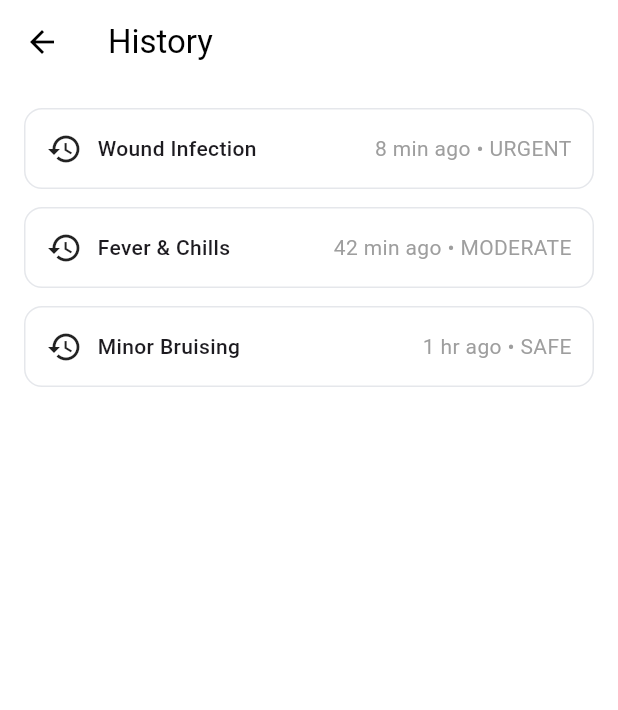
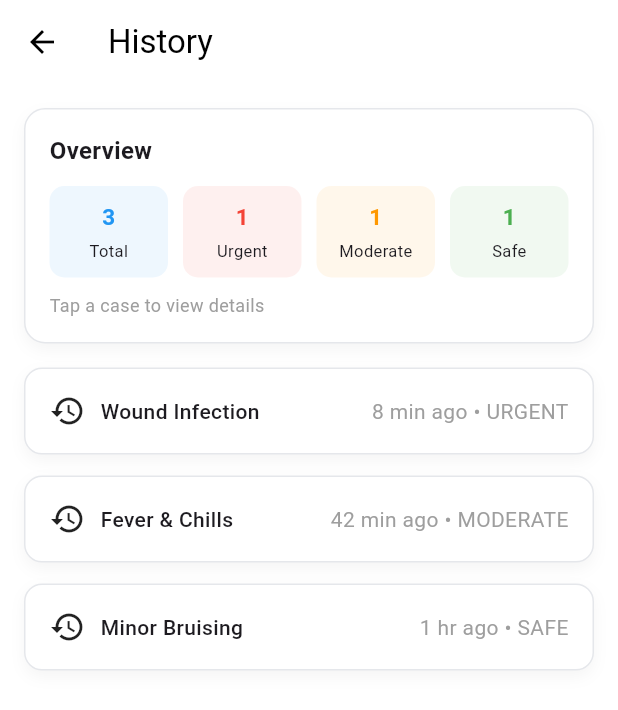
Before and after one commit to SAIRAJ41/OfflineMedic, a Flutter app: the HomeScreen screen opened directly, on a phone screen of 412 x 824 dp. Shown: the top 710 px of the screen. Run offline on Flutter 3.47's test engine with Material 3 defaults, Android fonts, the phone set to English and light mode, and no system bars.

Commit message:
added dashboard

```diff
--- a/lib/screens/home/home_screen.dart
+++ b/lib/screens/home/home_screen.dart
@@ -9,10 +9,8 @@ class HomeScreen extends StatefulWidget {
 
 class _HomeScreenState extends State<HomeScreen> {
 
-  /// Track which card is expanded
   int? expandedIndex;
 
-  /// 🔹 MOCK DATA (replace later)
   final List<Map<String, dynamic>> history = [
     {
       "title": "Wound Infection",
@@ -60,6 +58,10 @@ class _HomeScreenState extends State<HomeScreen> {
     }
   }
 
+  int countSeverity(String level) {
+    return history.where((e) => e["severity"] == level).length;
+  }
+
   @override
   Widget build(BuildContext context) {
     return Scaffold(
@@ -75,10 +77,67 @@ class _HomeScreenState extends State<HomeScreen> {
         ),
       ),
 
-      body: ListView.builder(
+      body: ListView(
         padding: const EdgeInsets.all(16),
-        itemCount: history.length,
-        itemBuilder: (context, index) {
+        children: [
+
+          /// 🔷 DASHBOARD
+          Container(
+            padding: const EdgeInsets.all(16),
+            margin: const EdgeInsets.only(bottom: 16),
+            decoration: BoxDecoration(
+              color: Colors.white,
+              border: Border.all(color: const Color(0xFFE5E7EB)),
+              borderRadius: BorderRadius.circular(14),
+              boxShadow: [
+                BoxShadow(
+                  color: Colors.black.withOpacity(0.04),
+                  blurRadius: 8,
+                  offset: const Offset(0, 4),
+                ),
+              ],
+            ),
+            child: Column(
+              crossAxisAlignment: CrossAxisAlignment.start,
+              children: [
+
+                const Text(
+                  "Overview",
+                  style: TextStyle(
+                    fontWeight: FontWeight.bold,
+                    fontSize: 16,
+                  ),
+                ),
+
+                const SizedBox(height: 12),
+
+                Row(
+                  children: [
+                    _statBox("Total", history.length.toString(), Colors.blue),
+                    const SizedBox(width: 10),
+                    _statBox("Urgent",
+                        countSeverity("URGENT").toString(), Colors.red),
+                    const SizedBox(width: 10),
+                    _statBox("Moderate",
+                        countSeverity("MODERATE").toString(), Colors.orange),
+                    const SizedBox(width: 10),
+                    _statBox("Safe",
+                        countSeverity("SAFE").toString(), Colors.green),
+                  ],
+                ),
+
+                const SizedBox(height: 10),
+
+                const Text(
+                  "Tap a case to view details",
+                  style: TextStyle(fontSize: 12, color: Colors.grey),
+                ),
+              ],
+            ),
+          ),
+
+          /// 🔽 HISTORY LIST
+          ...List.generate(history.length, (index) {
             final item = history[index];
             final isExpanded = expandedIndex == index;
 
@@ -90,17 +149,25 @@ class _HomeScreenState extends State<HomeScreen> {
               },
               child: AnimatedContainer(
                 duration: const Duration(milliseconds: 200),
-              margin: const EdgeInsets.only(bottom: 12),
-              padding: const EdgeInsets.all(14),
+                margin: const EdgeInsets.only(bottom: 14),
+                padding: const EdgeInsets.all(16),
                 decoration: BoxDecoration(
+                  color: Colors.white,
                   border: Border.all(color: const Color(0xFFE5E7EB)),
                   borderRadius: BorderRadius.circular(12),
+                  boxShadow: [
+                    BoxShadow(
+                      color: Colors.black.withOpacity(0.04),
+                      blurRadius: 8,
+                      offset: const Offset(0, 4),
+                    ),
+                  ],
                 ),
                 child: Column(
                   crossAxisAlignment: CrossAxisAlignment.start,
                   children: [
 
-                  /// HEADER ROW
+                    /// HEADER
                     Row(
                       children: [
                         const Icon(Icons.history),
@@ -108,7 +175,9 @@ class _HomeScreenState extends State<HomeScreen> {
                         Expanded(
                           child: Text(
                             item["title"],
-                          style: const TextStyle(fontWeight: FontWeight.w500),
+                            style: const TextStyle(
+                              fontWeight: FontWeight.w500,
+                            ),
                           ),
                         ),
                         Text(
@@ -118,41 +187,46 @@ class _HomeScreenState extends State<HomeScreen> {
                       ],
                     ),
 
-                  /// 🔽 EXPANDED CONTENT
                     if (isExpanded) ...[
                       const SizedBox(height: 12),
 
-                    /// Severity
-                    Row(
-                      children: [
-                        const Text("Severity: "),
-                        Text(
+                      /// 🔴 SEVERITY BADGE
+                      Container(
+                        padding: const EdgeInsets.symmetric(
+                            horizontal: 8, vertical: 4),
+                        decoration: BoxDecoration(
+                          color: severityColor(item["severity"])
+                              .withOpacity(0.15),
+                          borderRadius: BorderRadius.circular(6),
+                        ),
+                        child: Text(
                           item["severity"],
                           style: TextStyle(
                             color: severityColor(item["severity"]),
                             fontWeight: FontWeight.bold,
+                            fontSize: 12,
                           ),
                         ),
-                      ],
                       ),
 
-                    const SizedBox(height: 6),
+                      const SizedBox(height: 8),
 
-                    /// Condition
+                      /// CONDITION
                       Text(item["condition"]),
 
                       const SizedBox(height: 10),
 
-                    /// Do Now
+                      const Divider(height: 16),
+
+                      /// DO NOW
                       ...List.generate(
                         item["do_now"].length,
                         (i) => Text("• ${item["do_now"][i]}"),
                       ),
 
-                    /// TODO (TEAMMATE - HISTORY DETAILS):
-                    /// Replace mock data with:
-                    /// database_service.dart stored reports
-                    /// Show full JSON:
+                      /// TODO (TEAMMATE):
+                      /// Replace with database_service.dart
+                      /// Add:
                       /// - do_not
                       /// - red_flags
                       /// - confidence
@@ -161,7 +235,37 @@ class _HomeScreenState extends State<HomeScreen> {
                 ),
               ),
             );
-        },
+          }),
+        ],
+      ),
+    );
+  }
+
+  Widget _statBox(String label, String value, Color color) {
+    return Expanded(
+      child: Container(
+        padding: const EdgeInsets.symmetric(vertical: 10),
+        decoration: BoxDecoration(
+          color: color.withOpacity(0.08),
+          borderRadius: BorderRadius.circular(10),
+        ),
+        child: Column(
+          children: [
+            Text(
+              value,
+              style: TextStyle(
+                fontWeight: FontWeight.bold,
+                fontSize: 15,
+                color: color,
+              ),
+            ),
+            const SizedBox(height: 4),
+            Text(
+              label,
+              style: const TextStyle(fontSize: 11),
+            ),
+          ],
+        ),
       ),
     );
   }
```
Lines whose indentation alone changed are shown as unchanged.
